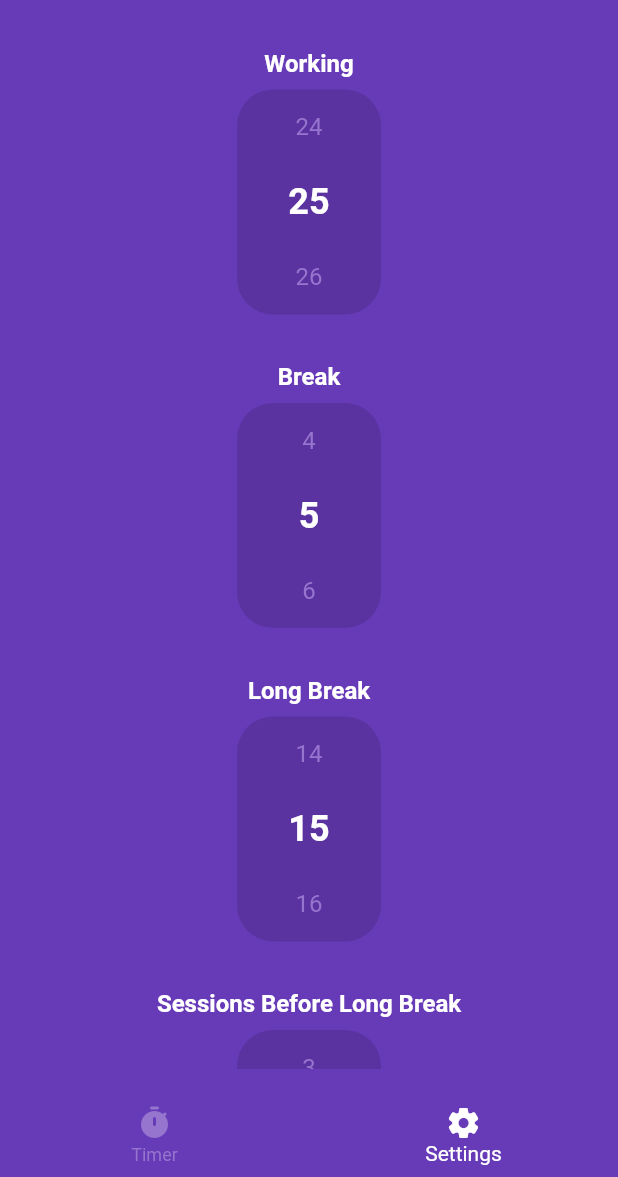
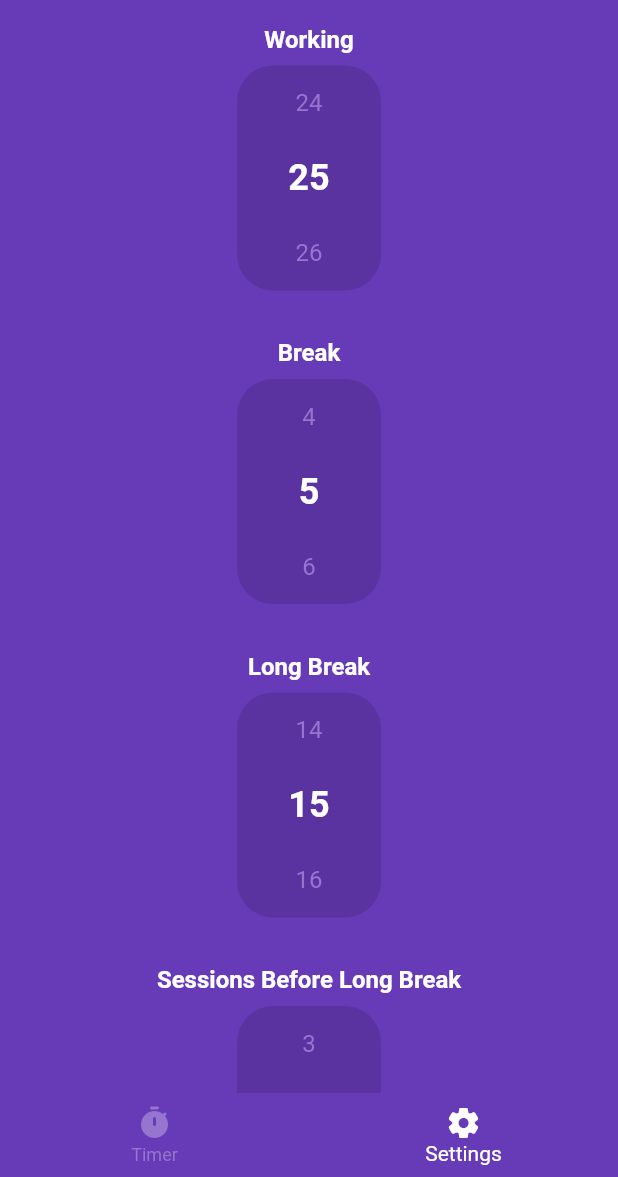
Before and after one commit to claudiogofe/purpdoro, a Flutter app: the screen it shows after launch, swiped to page 2, on a phone screen of 412 x 824 dp, the part 59-1236 px from its top. Run offline on Flutter 3.47's test engine with Material 2 defaults, Android fonts, the light colour scheme and no system bars; drawn by our look-alikes of numberpicker; our stand-ins replace audioplayers.

Commit message:
Removed padding from settings page

```diff
--- a/lib/settings_page.dart
+++ b/lib/settings_page.dart
@@ -25,8 +25,6 @@ class _SettingsPageState extends State<SettingsPage> {
       width: double.infinity,
       height: double.infinity,
       color: Colors.deepPurple[500],
-      child: Padding(
-          padding: const EdgeInsets.all(16),
       child: SingleChildScrollView(
         child: Column(
           mainAxisAlignment: MainAxisAlignment.center,
@@ -154,7 +152,7 @@ class _SettingsPageState extends State<SettingsPage> {
             ),
           ],
         ),
-          )),
+      ),
     );
   }
 }
```
Lines whose indentation alone changed are shown as unchanged.
